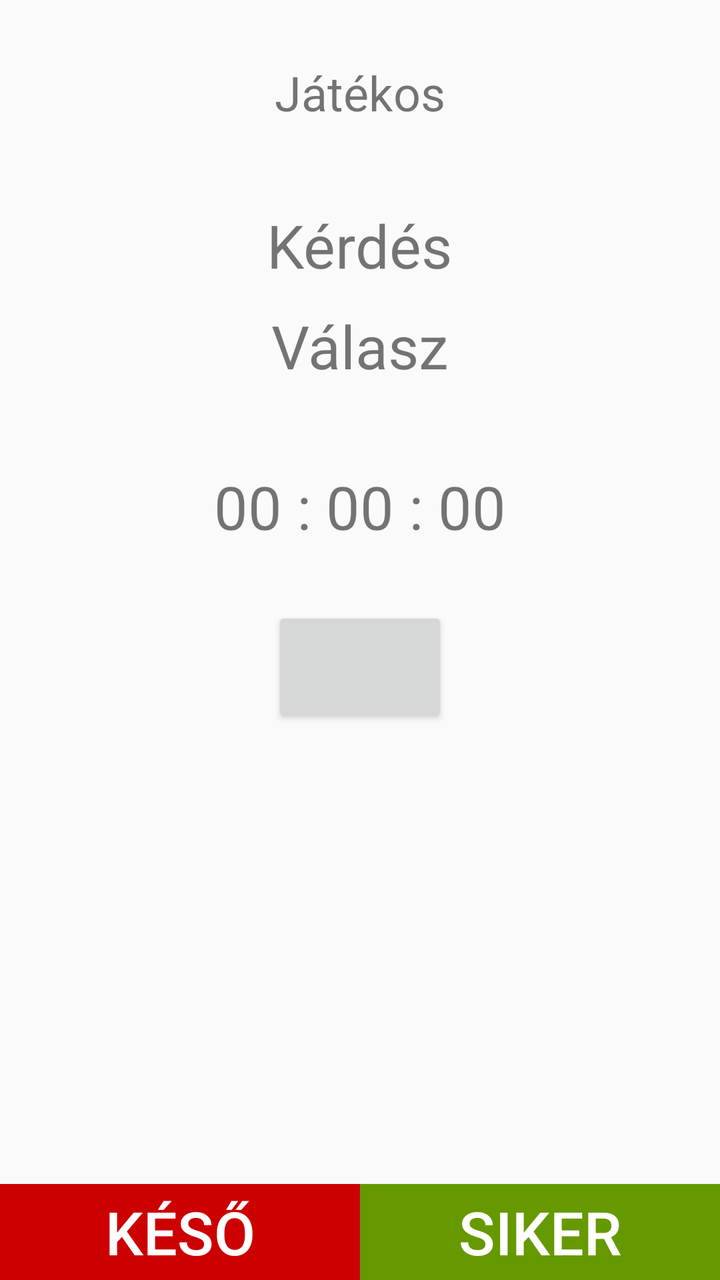
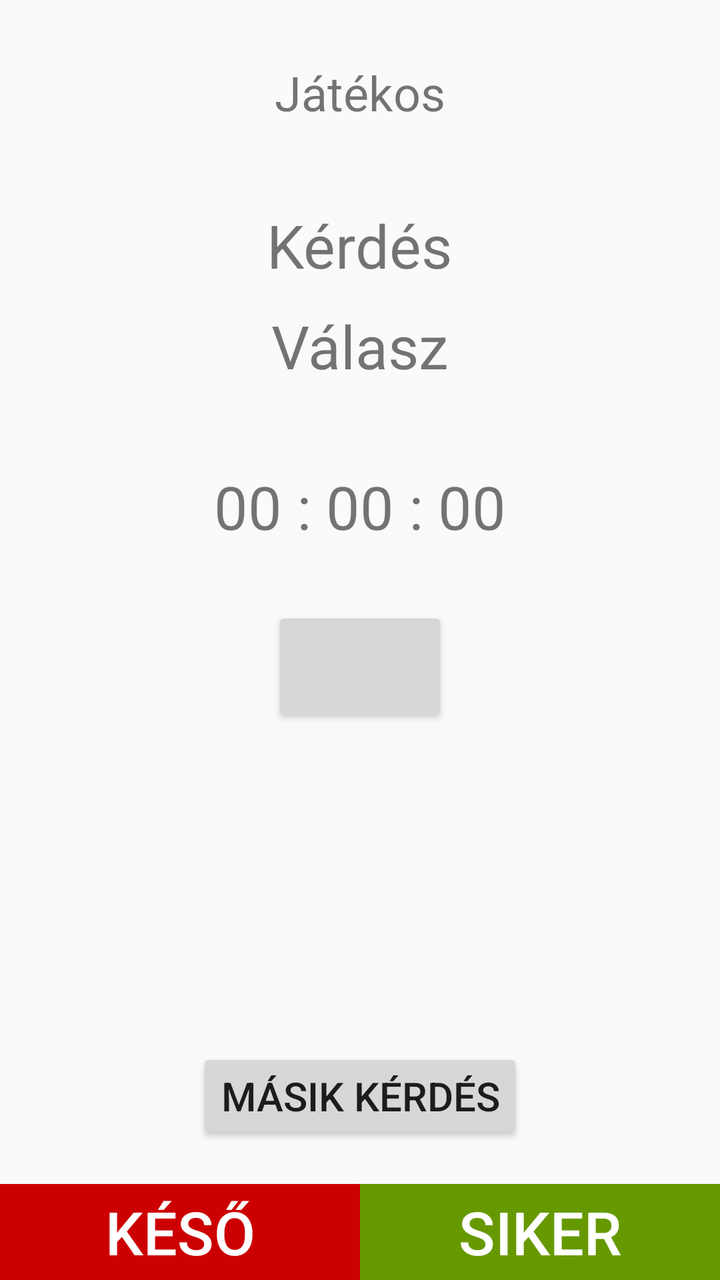

Before-and-after screenshots of an Android layout around one commit, followed by the original layout XML and the change that was made.
<!-- AndroidManifest.xml: application theme AppTheme -->
<!-- res/layout/activity_question.xml -->
<?xml version="1.0" encoding="utf-8"?>
<RelativeLayout xmlns:android="http://schemas.android.com/apk/res/android"
    xmlns:app="http://schemas.android.com/apk/res-auto"
    xmlns:tools="http://schemas.android.com/tools"
    android:layout_width="match_parent"
    android:layout_height="match_parent"
    tools:context=".QuestionActivity">

    <View
        android:id="@+id/questionView"
        android:layout_width="0dp"
        android:layout_height="0dp"
        android:layout_centerHorizontal="true"
        android:background="@android:color/holo_blue_bright"/>

    <TextView
        android:layout_width="wrap_content"
        android:layout_height="wrap_content"
        android:id="@+id/CurrentPlayer"
        android:text="Játékos"
        android:textSize="24sp"
        android:layout_centerHorizontal="true"
        android:layout_marginTop="30dp"/>

    <TextView
        android:layout_width="wrap_content"
        android:layout_height="wrap_content"
        android:id="@+id/Question"
        android:text="Kérdés"
        android:textSize="30sp"
        android:textAlignment="center"
        android:layout_centerHorizontal="true"
        android:layout_below="@+id/CurrentPlayer"
        android:layout_marginTop="40dp"
        android:layout_marginBottom="10dp"/>

    <TextView
        android:layout_width="wrap_content"
        android:layout_height="wrap_content"
        android:id="@+id/Answer"
        android:text="Válasz"
        android:textSize="30sp"
        android:layout_centerHorizontal="true"
        android:layout_below="@+id/Question"
        android:layout_marginBottom="10dp"/>

    <TextView
        android:layout_width="wrap_content"
        android:layout_height="wrap_content"
        android:id="@+id/Timer"
        android:layout_centerHorizontal="true"
        android:layout_below="@+id/Answer"
        android:layout_marginTop="30dp"
        android:textSize="30sp"
        android:text="00 : 00 : 00"/>

    <Button
        android:layout_width="wrap_content"
        android:layout_height="wrap_content"
        android:id="@+id/ButtonStartStop"
        android:layout_centerHorizontal="true"
        android:layout_below="@+id/Timer"
        android:layout_marginTop="30dp"
        android:textSize="30sp"/>

    <Button
        android:layout_width="0dp"
        android:layout_height="wrap_content"
        android:id="@+id/ButtonNotOk"
        android:layout_alignParentBottom="true"
        android:layout_alignEnd="@id/questionView"
        android:layout_alignParentStart="true"
        android:text="Késő"
        android:textSize="30sp"
        android:textColor="@android:color/white"
        android:background="@android:color/holo_red_dark"/>

    <Button
        android:layout_width="0dp"
        android:layout_height="wrap_content"
        android:id="@+id/ButtonOk"
        android:layout_alignParentBottom="true"
        android:layout_alignStart="@id/questionView"
        android:layout_alignParentEnd="true"
        android:text="Siker"
        android:textSize="30sp"
        android:textColor="@android:color/white"
        android:background="@android:color/holo_green_dark"/>

</RelativeLayout>
<!-- resources referenced by this layout -->
<resources>
  <style name="AppTheme" parent="Theme.AppCompat.Light.DarkActionBar">
          
          <item name="colorPrimary">@color/colorPrimary</item>
          <item name="colorPrimaryDark">@color/colorPrimaryDark</item>
          <item name="colorAccent">@color/colorAccent</item>
      </style>
  <color name="colorPrimary">#6200EE</color>
  <color name="colorPrimaryDark">#3700B3</color>
  <color name="colorAccent">#03DAC5</color>
</resources>

<!-- the commit's change to res/layout/activity_question.xml (unified diff, before → after) -->
@@ -64,6 +64,16 @@
         android:textSize="30sp"/>
 
     <Button
+        android:layout_width="wrap_content"
+        android:layout_height="wrap_content"
+        android:id="@+id/ButtonSkip"
+        android:layout_centerHorizontal="true"
+        android:layout_above="@+id/ButtonOk"
+        android:layout_marginBottom="20dp"
+        android:text="Másik kérdés"
+        android:textSize="20sp"/>
+
+    <Button
         android:layout_width="0dp"
         android:layout_height="wrap_content"
         android:id="@+id/ButtonNotOk"
